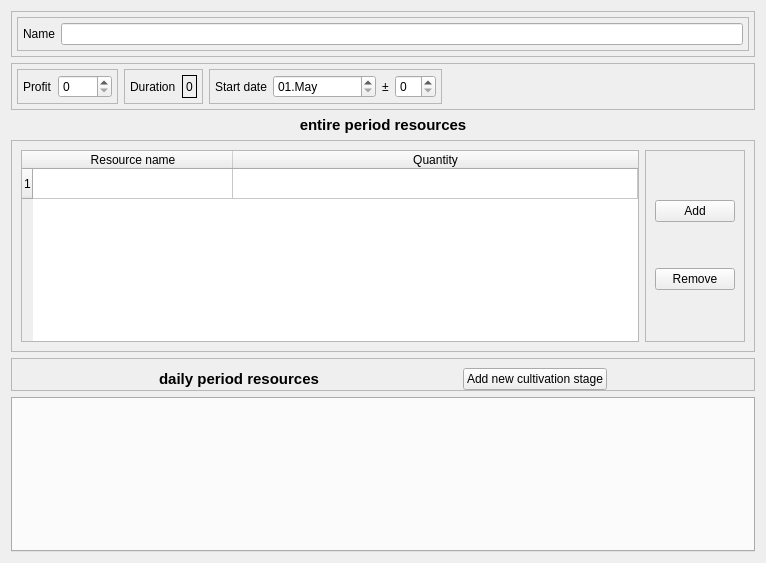
Above: gui/cult_type_tab.ui from hudaszekpiotr/InzynierkaProgram before the change. Below: the same form after it.
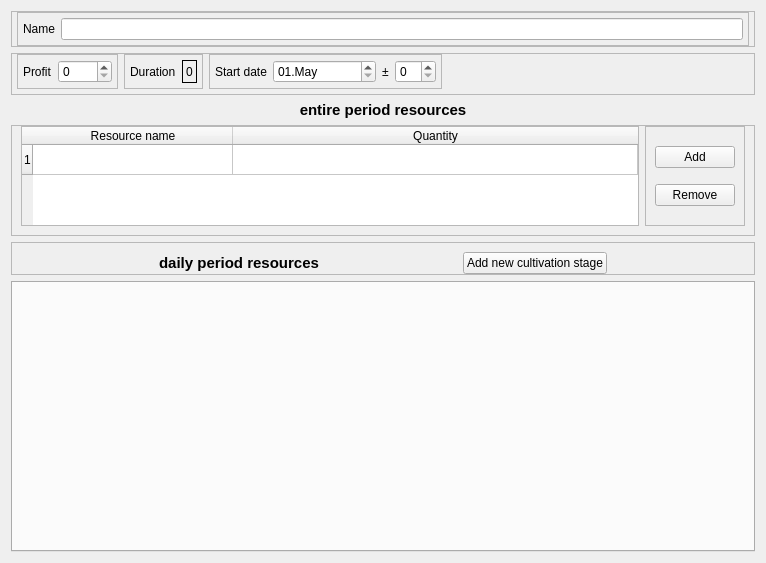
That is the form after the change.

Commit message: smaller screens

Patch:
```diff
--- a/gui/cult_type_tab.ui
+++ b/gui/cult_type_tab.ui
@@ -33,13 +33,13 @@
        <number>5</number>
       </property>
       <property name="topMargin">
-       <number>5</number>
+       <number>0</number>
       </property>
       <property name="rightMargin">
        <number>5</number>
       </property>
       <property name="bottomMargin">
-       <number>5</number>
+       <number>0</number>
       </property>
       <item>
        <widget class="QFrame" name="frame_4">
@@ -107,7 +107,7 @@
        <number>5</number>
       </property>
       <property name="topMargin">
-       <number>5</number>
+       <number>0</number>
       </property>
       <property name="rightMargin">
        <number>5</number>
@@ -296,7 +296,7 @@
    <item row="3" column="0">
     <widget class="QFrame" name="frame_2">
      <property name="sizePolicy">
-      <sizepolicy hsizetype="Preferred" vsizetype="MinimumExpanding">
+      <sizepolicy hsizetype="Preferred" vsizetype="Fixed">
        <horstretch>0</horstretch>
        <verstretch>0</verstretch>
       </sizepolicy>
@@ -314,18 +314,21 @@
       <enum>QFrame::Raised</enum>
      </property>
      <layout class="QHBoxLayout" name="horizontalLayout_8">
+      <property name="topMargin">
+       <number>0</number>
+      </property>
       <item>
        <widget class="QTableWidget" name="periodResources">
         <property name="sizePolicy">
-         <sizepolicy hsizetype="Preferred" vsizetype="Minimum">
+         <sizepolicy hsizetype="Preferred" vsizetype="Preferred">
           <horstretch>0</horstretch>
           <verstretch>0</verstretch>
          </sizepolicy>
         </property>
         <property name="minimumSize">
          <size>
-          <width>300</width>
-          <height>100</height>
+          <width>0</width>
+          <height>0</height>
          </size>
         </property>
         <attribute name="horizontalHeaderDefaultSectionSize">
@@ -354,7 +357,7 @@
       <item>
        <widget class="QFrame" name="frame">
         <property name="sizePolicy">
-         <sizepolicy hsizetype="Fixed" vsizetype="MinimumExpanding">
+         <sizepolicy hsizetype="Fixed" vsizetype="Fixed">
           <horstretch>0</horstretch>
           <verstretch>0</verstretch>
          </sizepolicy>
```
The commit also changes 6 other files.
